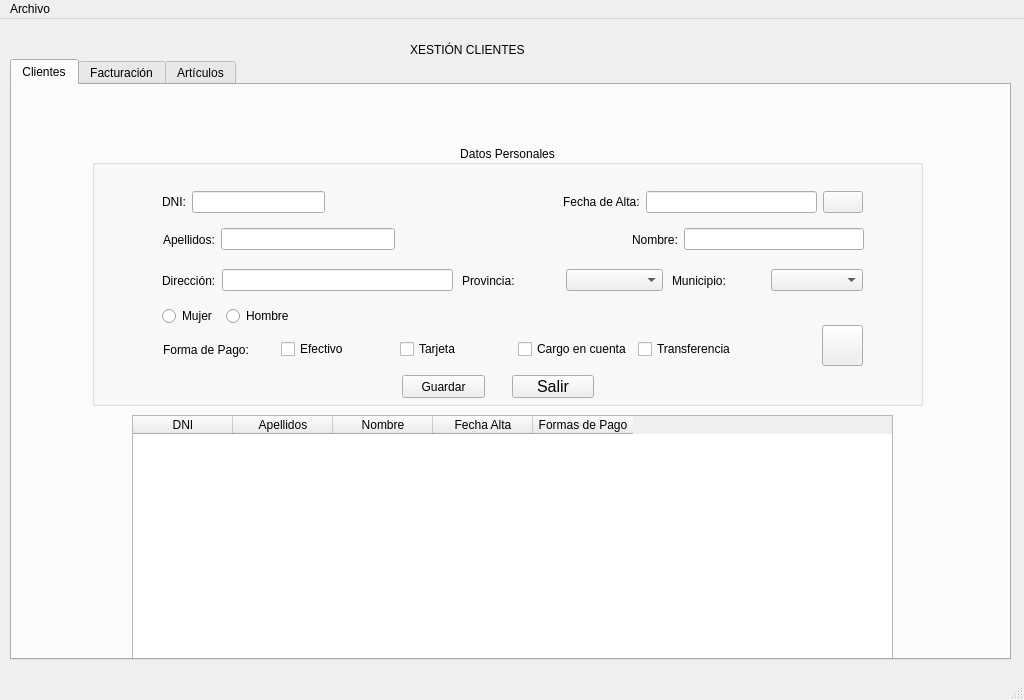
Old version of the form window.ui in the repository AdrianFernandezPerez/fernandezperez.
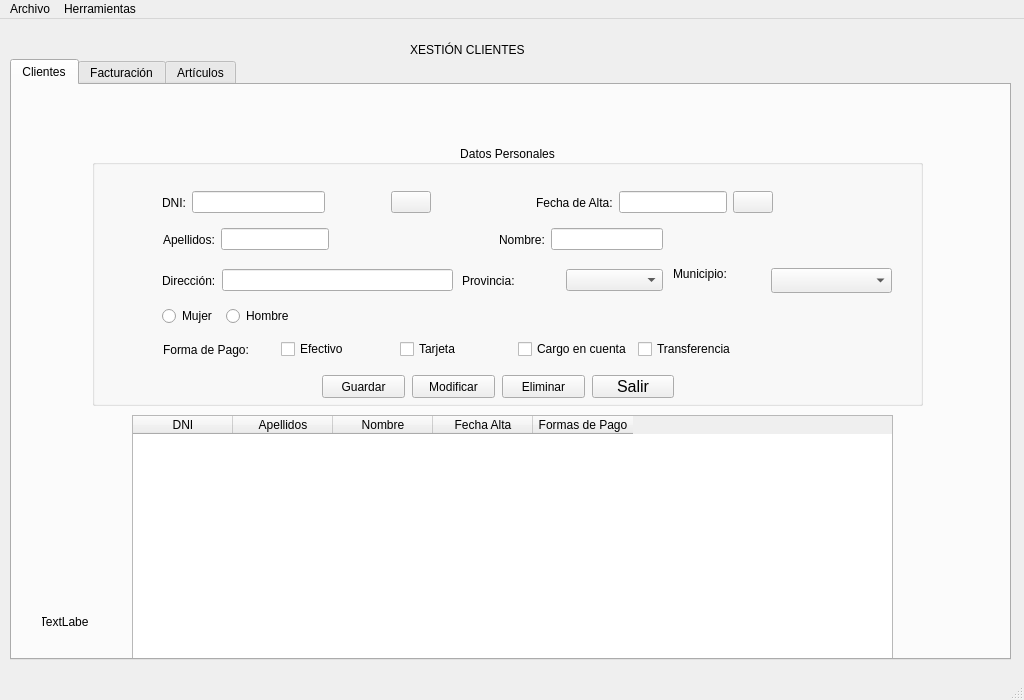
New version of the form. Icons and pictures are not drawn.

Patch:
```diff
--- a/window.ui
+++ b/window.ui
@@ -201,38 +201,13 @@
         </item>
        </layout>
       </widget>
-      <widget class="QWidget" name="layoutWidget_5">
-       <property name="geometry">
-        <rect>
-         <x>580</x>
-         <y>120</y>
-         <width>191</width>
-         <height>31</height>
-        </rect>
-       </property>
-       <layout class="QHBoxLayout" name="horizontalLayout_7">
-        <item>
-         <widget class="QLabel" name="lblMunicipio">
-          <property name="styleSheet">
-           <string notr="true">font: 10pt &quot;MS Shell Dlg 2&quot;;</string>
-          </property>
-          <property name="text">
-           <string>Municipio:</string>
-          </property>
-         </widget>
-        </item>
-        <item>
-         <widget class="QComboBox" name="cmbMuni"/>
-        </item>
-       </layout>
-      </widget>
       <widget class="QWidget" name="layoutWidget_6">
        <property name="geometry">
         <rect>
          <x>70</x>
          <y>40</y>
-         <width>701</width>
-         <height>34</height>
+         <width>611</width>
+         <height>35</height>
         </rect>
        </property>
        <layout class="QHBoxLayout" name="horizontalLayout_9">
@@ -288,6 +263,23 @@
           </item>
          </layout>
         </item>
+        <item>
+         <widget class="QPushButton" name="btnRefrescar">
+          <property name="text">
+           <string/>
+          </property>
+          <property name="icon">
+           <iconset>
+            <normaloff>img/refresh.png</normaloff>img/refresh.png</iconset>
+          </property>
+          <property name="iconSize">
+           <size>
+            <width>25</width>
+            <height>25</height>
+           </size>
+          </property>
+         </widget>
+        </item>
         <item>
          <spacer name="horizontalSpacer">
           <property name="orientation">
@@ -340,7 +332,7 @@
       <widget class="QPushButton" name="btnSalir">
        <property name="geometry">
         <rect>
-         <x>420</x>
+         <x>500</x>
          <y>230</y>
          <width>82</width>
          <height>23</height>
@@ -362,7 +354,7 @@
       <widget class="QPushButton" name="btnGrabaCli">
        <property name="geometry">
         <rect>
-         <x>310</x>
+         <x>230</x>
          <y>230</y>
          <width>83</width>
          <height>23</height>
@@ -377,7 +369,7 @@
         <rect>
          <x>71</x>
          <y>80</y>
-         <width>701</width>
+         <width>500</width>
          <height>29</height>
         </rect>
        </property>
@@ -407,7 +399,7 @@
           <property name="sizeHint" stdset="0">
            <size>
             <width>30</width>
-            <height>10</height>
+            <height>13</height>
            </size>
           </property>
          </spacer>
@@ -431,27 +423,56 @@
         </item>
        </layout>
       </widget>
-      <widget class="QPushButton" name="btnRefrescar">
+      <widget class="QPushButton" name="btnModifCli">
        <property name="geometry">
         <rect>
-         <x>730</x>
-         <y>180</y>
-         <width>41</width>
-         <height>41</height>
+         <x>320</x>
+         <y>230</y>
+         <width>83</width>
+         <height>23</height>
         </rect>
        </property>
        <property name="text">
-        <string/>
+        <string>Modificar</string>
        </property>
-       <property name="icon">
-        <iconset>
-         <normaloff>img/refresh.png</normaloff>img/refresh.png</iconset>
+      </widget>
+      <widget class="QPushButton" name="btnBajaCli">
+       <property name="geometry">
+        <rect>
+         <x>410</x>
+         <y>230</y>
+         <width>83</width>
+         <height>23</height>
+        </rect>
        </property>
-       <property name="iconSize">
-        <size>
-         <width>25</width>
+       <property name="text">
+        <string>Eliminar</string>
+       </property>
+      </widget>
+      <widget class="QComboBox" name="cmbMuni">
+       <property name="geometry">
+        <rect>
+         <x>679</x>
+         <y>123</y>
+         <width>121</width>
          <height>25</height>
-        </size>
+        </rect>
+       </property>
+      </widget>
+      <widget class="QLabel" name="lblMunicipio">
+       <property name="geometry">
+        <rect>
+         <x>581</x>
+         <y>121</y>
+         <width>58</width>
+         <height>16</height>
+        </rect>
+       </property>
+       <property name="styleSheet">
+        <string notr="true">font: 10pt &quot;MS Shell Dlg 2&quot;;</string>
+       </property>
+       <property name="text">
+        <string>Municipio:</string>
        </property>
       </widget>
      </widget>
@@ -490,6 +511,22 @@
        </property>
       </column>
      </widget>
+     <widget class="QLabel" name="lblFecha">
+      <property name="geometry">
+       <rect>
+        <x>30</x>
+        <y>530</y>
+        <width>47</width>
+        <height>13</height>
+       </rect>
+      </property>
+      <property name="text">
+       <string>TextLabel</string>
+      </property>
+      <property name="alignment">
+       <set>Qt::AlignCenter</set>
+      </property>
+     </widget>
     </widget>
     <widget class="QWidget" name="tab_2">
      <attribute name="title">
@@ -534,7 +571,15 @@
     </property>
     <addaction name="actionSalir"/>
    </widget>
+   <widget class="QMenu" name="menuHerramientas">
+    <property name="title">
+     <string>Herramientas</string>
+    </property>
+    <addaction name="actionCrear_Backup"/>
+    <addaction name="actionRestaurar_Base_de_Datos"/>
+   </widget>
    <addaction name="menuArchivo"/>
+   <addaction name="menuHerramientas"/>
   </widget>
   <widget class="QStatusBar" name="statusbar"/>
   <action name="actionSalir">
```
Left out of the diff: 19 changed lines with no effect on the pictures.
